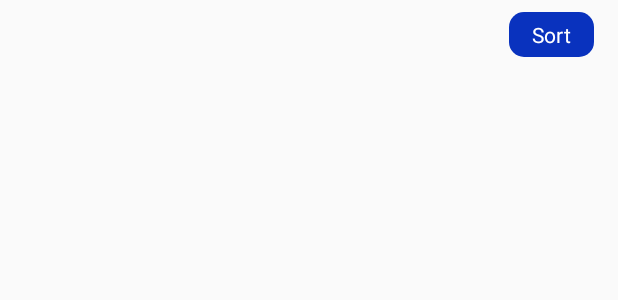
After one commit to AndreiAvram123/Forum-App, an Android app: the layout layout_fragment_recipe_data.xml on its own in the app's theme, with its tools: preview values and no code run, on a phone screen of 412 x 824 dp. The commit adds this screen. Shown: the top 300 px of the screen. Run offline under Robolectric (Android 15) with nearby library versions, the phone set to English and light mode, and no system bars; network calls fail.

Commit message:
-added Builder pattern for Recipe object -added sort search results feature

```diff
--- /dev/null
+++ b/app/src/main/res/drawable/ic_sort_blue_32dp.xml
@@ -0,0 +1,5 @@
+<vector android:height="32dp" android:tint="#0079BF"
+    android:viewportHeight="24.0" android:viewportWidth="24.0"
+    android:width="32dp" xmlns:android="http://schemas.android.com/apk/res/android">
+    <path android:fillColor="#FF000000" android:pathData="M3,18h6v-2L3,16v2zM3,6v2h18L21,6L3,6zM3,13h12v-2L3,11v2z"/>
+</vector>
--- a/app/src/main/res/drawable/round_text.xml
+++ b/app/src/main/res/drawable/round_shape.xml
@@ -1,6 +1,7 @@
 <?xml version="1.0" encoding="utf-8"?>
-<shape xmlns:android="http://schemas.android.com/apk/res/android" >
-
+<shape xmlns:android="http://schemas.android.com/apk/res/android"
+    android:shape="rectangle"
+    >
     <solid android:color="#0932BE" />
 
     <padding
--- a/app/src/main/res/layout/fragment_expanded_item.xml
+++ b/app/src/main/res/layout/fragment_expanded_item.xml
@@ -195,7 +195,7 @@
             android:layout_marginLeft="10dp"
             android:layout_marginRight="10dp"
             android:layout_weight="1"
-            android:background="@drawable/round_text"
+            android:background="@drawable/round_shape"
             tools:text="#TextView"
             android:textColor="#ffffff" />
     </LinearLayout>
--- /dev/null
+++ b/app/src/main/res/layout/layout_fragment_recipe_data.xml
@@ -0,0 +1,56 @@
+<?xml version="1.0" encoding="utf-8"?>
+<androidx.constraintlayout.widget.ConstraintLayout xmlns:android="http://schemas.android.com/apk/res/android"
+    xmlns:app="http://schemas.android.com/apk/res-auto"
+    xmlns:tools="http://schemas.android.com/tools"
+    android:layout_width="match_parent"
+    android:layout_height="match_parent">
+
+    <TextView
+        android:id="@+id/sort_text"
+        android:layout_width="wrap_content"
+        android:layout_height="0dp"
+        android:layout_marginTop="8dp"
+        android:layout_marginEnd="16dp"
+        android:background="@drawable/round_shape"
+        android:paddingLeft="15dp"
+        android:paddingTop="5dp"
+        android:paddingRight="15dp"
+        android:paddingBottom="5dp"
+        android:text="@string/sort"
+        android:textColor="#ffffff"
+        app:layout_constraintEnd_toEndOf="parent"
+        app:layout_constraintTop_toTopOf="parent" />
+
+    <Spinner
+        android:id="@+id/spinner_search_options"
+        android:layout_width="wrap_content"
+        android:layout_height="wrap_content"
+        android:visibility="invisible"
+        app:layout_constraintBottom_toBottomOf="@+id/sort_text"
+        app:layout_constraintEnd_toEndOf="@+id/sort_text"
+        app:layout_constraintStart_toStartOf="@+id/sort_text" />
+
+    <LinearLayout
+        android:id="@+id/sort_button_fragment_data"
+        android:layout_width="wrap_content"
+        android:layout_height="wrap_content"
+        android:layout_marginTop="8dp"
+        android:layout_marginEnd="8dp"
+        android:orientation="horizontal"
+        app:layout_constraintEnd_toEndOf="parent"
+        app:layout_constraintTop_toTopOf="parent">
+
+    </LinearLayout>
+
+    <androidx.recyclerview.widget.RecyclerView
+        android:id="@+id/recycler_view_popular_books"
+        android:layout_width="match_parent"
+        android:layout_height="0dp"
+        android:layout_marginTop="8dp"
+        app:layout_constraintBottom_toBottomOf="parent"
+        app:layout_constraintEnd_toEndOf="parent"
+        app:layout_constraintHorizontal_bias="1.0"
+        app:layout_constraintStart_toStartOf="parent"
+        app:layout_constraintTop_toBottomOf="@+id/sort_text" />
+
+</androidx.constraintlayout.widget.ConstraintLayout>
--- a/app/src/main/res/layout/text_view.xml
+++ b/app/src/main/res/layout/text_view.xml
@@ -4,6 +4,6 @@
     android:layout_marginLeft="10dp"
     android:layout_marginRight="10dp"
     android:layout_weight="1"
-    android:background="@drawable/round_text"
+    android:background="@drawable/round_shape"
     android:textColor="#ffffff"
     xmlns:android="http://schemas.android.com/apk/res/android" />
--- a/app/src/main/res/values/styles.xml
+++ b/app/src/main/res/values/styles.xml
@@ -15,17 +15,16 @@
     </style>
 
     <style name="ImportantText">
-        <item name="android:gravity">center</item>
         <item name="android:textSize">20sp</item>
         <item name="android:textColor">#000000</item>
         <item name="android:textStyle">bold</item>
-
+        <item name="android:gravity">center</item>
+        <item name="android:fontFamily">@font/opensans_bold</item>
     </style>
 
     <style name="important_text_small">
         <item name="android:textSize">16sp</item>
         <item name="android:textStyle">bold</item>
-        <item name="android:fontFamily">@font/opensans_bold</item>
         <item name="android:textColor">#000000</item>
         <item name="android:gravity">center</item>
     </style>
```
Also changed, not shown: app/src/main/java/com/example/bookapp/Adapters/AdapterRecipesData.java (renamed from app/src/main/java/com/example/bookapp/Adapters/AdapterRecyclerView.java, +28 -2 lines), app/src/main/java/com/example/bookapp/MainActivity.java (+0 -9 lines), app/src/main/java/com/example/bookapp/RecipeUtil.java (+49 -35 lines), app/src/main/java/com/example/bookapp/fragments/ExpandedItemFragment.java (+6 -9 lines), app/src/main/java/com/example/bookapp/fragments/RecipeDataFragment.java (+48 -7 lines), app/src/main/java/com/example/bookapp/models/Recipe.java (+23 -22 lines), app/src/main/java/com/example/bookapp/models/RecipeBuilder.java (added, +115 -0 lines), app/src/main/res/layout/custom_item_spinner.xml (added, +11 -0 lines), app/src/main/res/layout/fragment_popular_books.xml (deleted, +0 -34 lines), app/src/main/res/values/strings.xml (+8 -0 lines).
